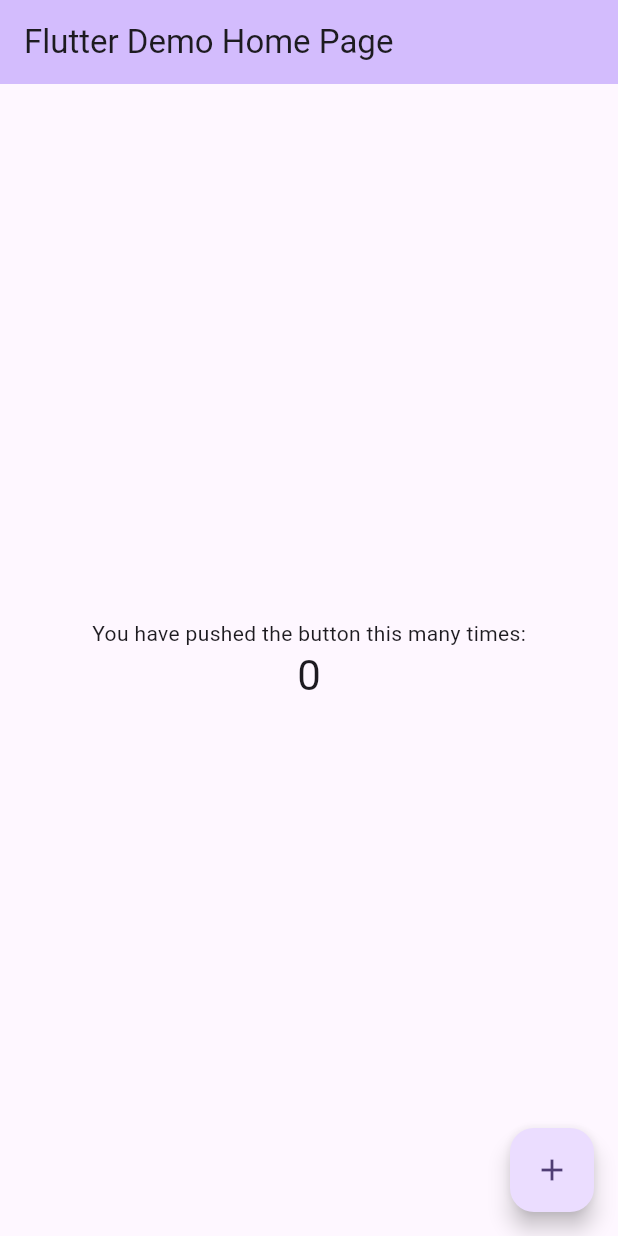
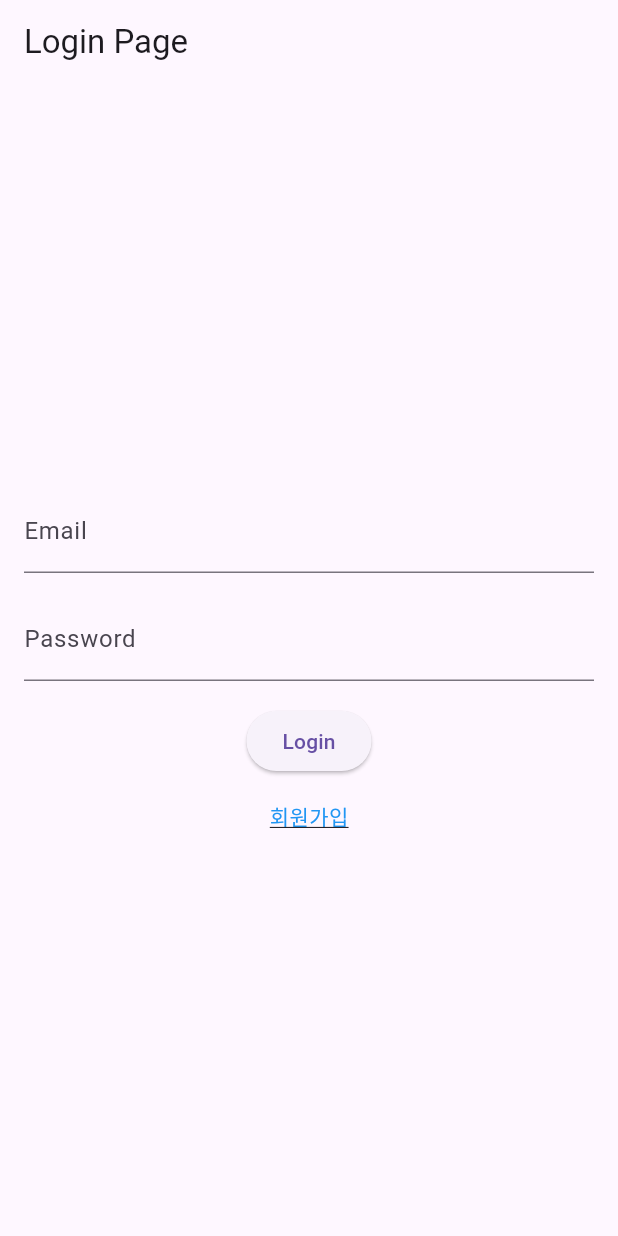
Before and after one commit to weekendact/goalmate, a Flutter app: the screen it shows after launch, on a phone screen of 412 x 824 dp. Run offline on Flutter 3.47's test engine with Material 3 defaults, Android fonts, the phone set to English and light mode, and no system bars; our stand-ins replace cloud_firestore, firebase_auth, firebase_core; accounts and stored records are empty.

```diff
--- a/lib/main.dart
+++ b/lib/main.dart
@@ -1,125 +1,31 @@
 import 'package:flutter/material.dart';
+import 'screens/login_page.dart';
+import 'package:firebase_core/firebase_core.dart';
+import 'firebase_options.dart';
 
-void main() {
-  runApp(const MyApp());
+void main() async {
+  WidgetsFlutterBinding.ensureInitialized();
+  await Firebase.initializeApp(
+    options: const FirebaseOptions(
+      appId: '1:625829856237:ios:e851c6766df0976c829de4',
+      apiKey: 'AIzaSyAtAnTBgLT4oLgHBLgWcejJLMzulKm6BfE',
+      messagingSenderId: '625829856237',
+      projectId: 'goal-mate-85b8c',
+      storageBucket: 'goal-mate-85b8c.appspot.com',
+    ),
+  );
+  runApp(MyApp());
 }
 
 class MyApp extends StatelessWidget {
-  const MyApp({super.key});
-
-  // This widget is the root of your application.
   @override
   Widget build(BuildContext context) {
     return MaterialApp(
-      title: 'Flutter Demo',
+      title: 'Login App',
       theme: ThemeData(
-        // This is the theme of your application.
-        //
-        // TRY THIS: Try running your application with "flutter run". You'll see
-        // the application has a purple toolbar. Then, without quitting the app,
-        // try changing the seedColor in the colorScheme below to Colors.green
-        // and then invoke "hot reload" (save your changes or press the "hot
-        // reload" button in a Flutter-supported IDE, or press "r" if you used
-        // the command line to start the app).
-        //
-        // Notice that the counter didn't reset back to zero; the application
-        // state is not lost during the reload. To reset the state, use hot
-        // restart instead.
-        //
-        // This works for code too, not just values: Most code changes can be
-        // tested with just a hot reload.
-        colorScheme: ColorScheme.fromSeed(seedColor: Colors.deepPurple),
-        useMaterial3: true,
+        primarySwatch: Colors.blue,
       ),
-      home: const MyHomePage(title: 'Flutter Demo Home Page'),
+      home: LoginPage(),
     );
   }
 }
-
-class MyHomePage extends StatefulWidget {
-  const MyHomePage({super.key, required this.title});
-
-  // This widget is the home page of your application. It is stateful, meaning
-  // that it has a State object (defined below) that contains fields that affect
-  // how it looks.
-
-  // This class is the configuration for the state. It holds the values (in this
-  // case the title) provided by the parent (in this case the App widget) and
-  // used by the build method of the State. Fields in a Widget subclass are
-  // always marked "final".
-
-  final String title;
-
-  @override
-  State<MyHomePage> createState() => _MyHomePageState();
-}
-
-class _MyHomePageState extends State<MyHomePage> {
-  int _counter = 0;
-
-  void _incrementCounter() {
-    setState(() {
-      // This call to setState tells the Flutter framework that something has
-      // changed in this State, which causes it to rerun the build method below
-      // so that the display can reflect the updated values. If we changed
-      // _counter without calling setState(), then the build method would not be
-      // called again, and so nothing would appear to happen.
-      _counter++;
-    });
-  }
-
-  @override
-  Widget build(BuildContext context) {
-    // This method is rerun every time setState is called, for instance as done
-    // by the _incrementCounter method above.
-    //
-    // The Flutter framework has been optimized to make rerunning build methods
-    // fast, so that you can just rebuild anything that needs updating rather
-    // than having to individually change instances of widgets.
-    return Scaffold(
-      appBar: AppBar(
-        // TRY THIS: Try changing the color here to a specific color (to
-        // Colors.amber, perhaps?) and trigger a hot reload to see the AppBar
-        // change color while the other colors stay the same.
-        backgroundColor: Theme.of(context).colorScheme.inversePrimary,
-        // Here we take the value from the MyHomePage object that was created by
-        // the App.build method, and use it to set our appbar title.
-        title: Text(widget.title),
-      ),
-      body: Center(
-        // Center is a layout widget. It takes a single child and positions it
-        // in the middle of the parent.
-        child: Column(
-          // Column is also a layout widget. It takes a list of children and
-          // arranges them vertically. By default, it sizes itself to fit its
-          // children horizontally, and tries to be as tall as its parent.
-          //
-          // Column has various properties to control how it sizes itself and
-          // how it positions its children. Here we use mainAxisAlignment to
-          // center the children vertically; the main axis here is the vertical
-          // axis because Columns are vertical (the cross axis would be
-          // horizontal).
-          //
-          // TRY THIS: Invoke "debug painting" (choose the "Toggle Debug Paint"
-          // action in the IDE, or press "p" in the console), to see the
-          // wireframe for each widget.
-          mainAxisAlignment: MainAxisAlignment.center,
-          children: <Widget>[
-            const Text(
-              'You have pushed the button this many times:',
-            ),
-            Text(
-              '$_counter',
-              style: Theme.of(context).textTheme.headlineMedium,
-            ),
-          ],
-        ),
-      ),
-      floatingActionButton: FloatingActionButton(
-        onPressed: _incrementCounter,
-        tooltip: 'Increment',
-        child: const Icon(Icons.add),
-      ), // This trailing comma makes auto-formatting nicer for build methods.
-    );
-  }
-}
--- /dev/null
+++ b/lib/screens/login_page.dart
@@ -0,0 +1,90 @@
+import 'package:flutter/material.dart';
+import 'package:firebase_auth/firebase_auth.dart';
+import 'package:goalmate/screens/signup_page.dart';
+import 'package:goalmate/screens/login_success_page.dart';
+
+class LoginPage extends StatefulWidget {
+  @override
+  _LoginPageState createState() => _LoginPageState();
+}
+
+class _LoginPageState extends State<LoginPage> {
+  final FirebaseAuth _auth = FirebaseAuth.instance;
+  final TextEditingController _emailController = TextEditingController();
+  final TextEditingController _passwordController = TextEditingController();
+
+  Future<void> _signInWithEmailAndPassword() async {
+    try {
+      UserCredential userCredential = await _auth.signInWithEmailAndPassword(
+        email: _emailController.text,
+        password: _passwordController.text,
+      );
+
+      if (userCredential.user!.emailVerified) {
+        // 이메일이 확인되었으면 다음 단계로 진행
+        print("User signed in: ${userCredential.user!.uid}");
+        // 다음 화면으로 이동 또는 필요한 작업 수행
+        Navigator.of(context).pushReplacement(MaterialPageRoute(
+          builder: (context) => LoginSuccessPage(),
+        ));
+      } else {
+        // 이메일이 확인되지 않았으면 사용자에게 알림 등을 통해 안내
+        print("Email not verified. Please verify your email.");
+        // 이메일 인증 실패 처리
+      }
+    } on FirebaseAuthException catch (e) {
+      print("Failed to sign in: $e");
+      // 로그인 실패 시 사용자에게 알림 또는 다른 처리 수행
+    }
+  }
+
+  @override
+  Widget build(BuildContext context) {
+    return Scaffold(
+      appBar: AppBar(
+        title: Text('Login Page'),
+      ),
+      body: Padding(
+        padding: const EdgeInsets.all(16.0),
+        child: Column(
+          mainAxisAlignment: MainAxisAlignment.center,
+          children: [
+            // 적당한 로고 이미지 추가
+
+            TextField(
+              controller: _emailController,
+              decoration: InputDecoration(labelText: 'Email'),
+            ),
+            SizedBox(height: 16.0),
+            TextField(
+              controller: _passwordController,
+              decoration: InputDecoration(labelText: 'Password'),
+              obscureText: true,
+            ),
+            SizedBox(height: 16.0),
+            ElevatedButton(
+              onPressed: _signInWithEmailAndPassword,
+              child: Text('Login'),
+            ),
+            SizedBox(height: 16.0),
+            GestureDetector(
+              onTap: () {
+                Navigator.push(
+                  context,
+                  MaterialPageRoute(builder: (context) => SignupPage()),
+                );
+              },
+              child: Text(
+                '회원가입',
+                style: TextStyle(
+                  color: Colors.blue,
+                  decoration: TextDecoration.underline,
+                ),
+              ),
+            ),
+          ],
+        ),
+      ),
+    );
+  }
+}
--- a/pubspec.yaml
+++ b/pubspec.yaml
@@ -10,7 +10,7 @@ environment:
 dependencies:
   firebase_core: ^2.24.2
   firebase_auth: ^4.16.0
-  cloud_firestore: ^4.14.0
+  cloud_firestore: ^4.13.0
   provider: ^6.1.1
   flutter_bloc: ^8.1.3
   cupertino_icons: ^1.0.6
```
Also changed, not shown: lib/screens/login_success_page.dart (added, +31 -0 lines), lib/screens/signup_email_verification_page.dart (added, +48 -0 lines), lib/screens/signup_page.dart (added, +106 -0 lines), firebase_options.dart (added), lib/firebase_options.dart (added), 7 other files.
